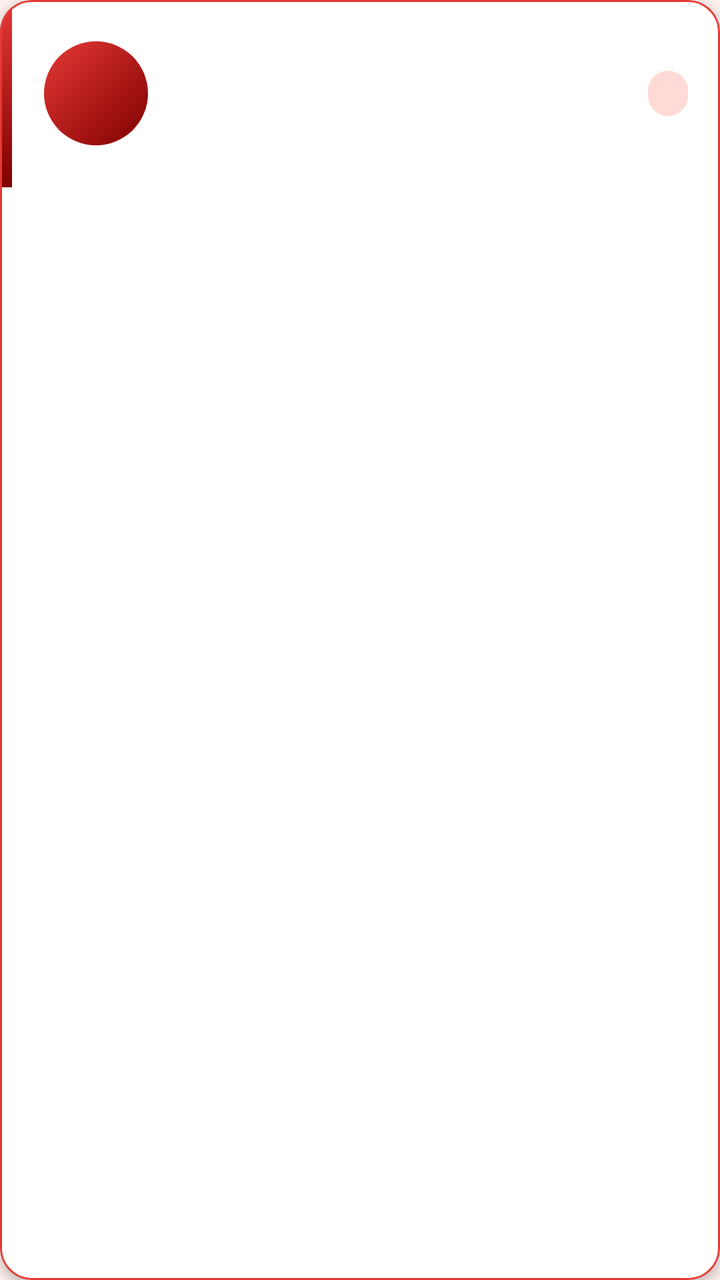
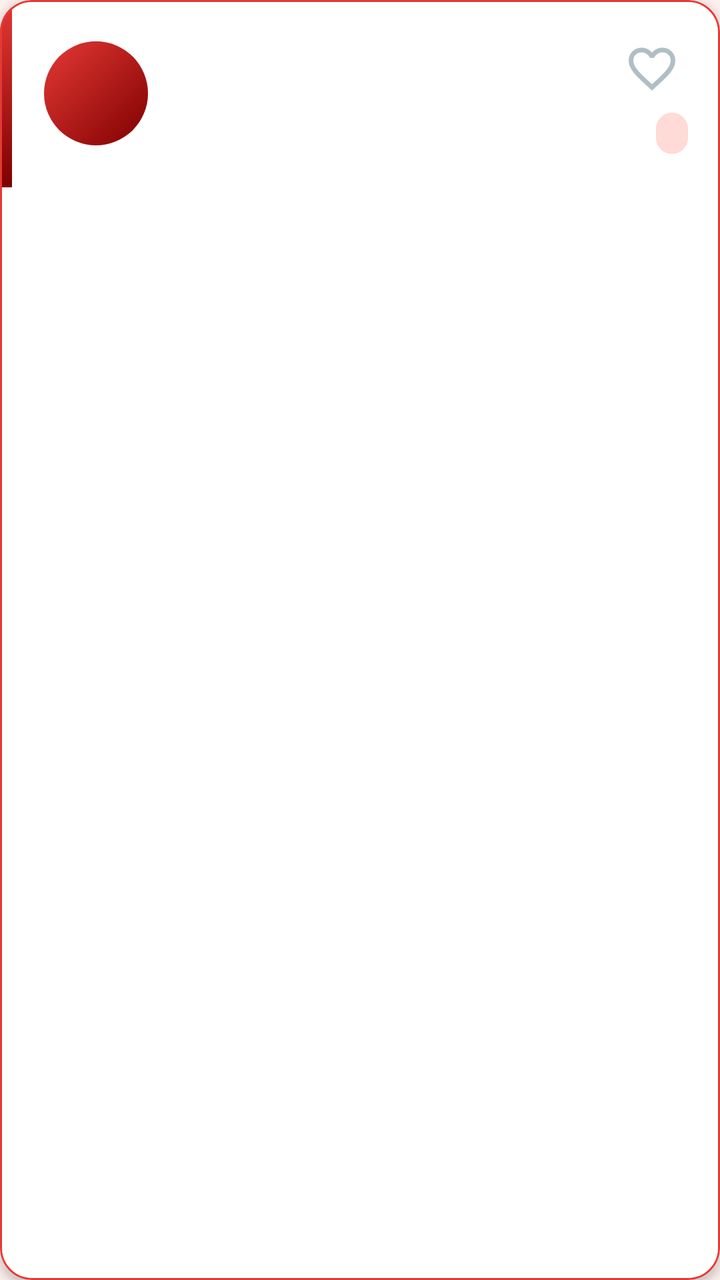

The first picture is an Android layout as it rendered before a commit; the second is the same layout after the commit. The layout source and the unified diff follow.
<!-- AndroidManifest.xml: application theme Theme.Practica_API -->
<!-- res/layout/item_character.xml -->
<?xml version="1.0" encoding="utf-8"?>
<com.google.android.material.card.MaterialCardView xmlns:android="http://schemas.android.com/apk/res/android"
    xmlns:app="http://schemas.android.com/apk/res-auto"
    android:layout_width="match_parent"
    android:layout_height="wrap_content"
    android:layout_marginHorizontal="12dp"
    android:layout_marginVertical="6dp"
    android:clickable="true"
    android:focusable="true"
    app:cardBackgroundColor="@color/white"
    app:cardCornerRadius="16dp"
    app:cardElevation="3dp"
    app:strokeColor="@color/red_light"
    app:strokeWidth="1dp">

    <LinearLayout
        android:layout_width="match_parent"
        android:layout_height="wrap_content"
        android:orientation="horizontal">

        <View
            android:layout_width="6dp"
            android:layout_height="match_parent"
            android:background="@drawable/bg_stripe" />

        <LinearLayout
            android:layout_width="0dp"
            android:layout_height="wrap_content"
            android:layout_weight="1"
            android:gravity="center_vertical"
            android:orientation="horizontal"
            android:padding="16dp">

            <FrameLayout
                android:layout_width="52dp"
                android:layout_height="52dp">

                <TextView
                    android:id="@+id/avatar"
                    android:layout_width="match_parent"
                    android:layout_height="match_parent"
                    android:background="@drawable/bg_avatar"
                    android:gravity="center"
                    android:textColor="@color/white"
                    android:textSize="22sp"
                    android:textStyle="bold" />

                <ImageView
                    android:id="@+id/fruitImage"
                    android:layout_width="match_parent"
                    android:layout_height="match_parent"
                    android:background="@drawable/bg_fruit_circle"
                    android:contentDescription="@null"
                    android:padding="7dp"
                    android:scaleType="fitCenter"
                    android:visibility="gone" />
            </FrameLayout>

            <LinearLayout
                android:layout_width="0dp"
                android:layout_height="wrap_content"
                android:layout_marginStart="14dp"
                android:layout_weight="1"
                android:orientation="vertical">

                <TextView
                    android:id="@+id/nameText"
                    android:layout_width="match_parent"
                    android:layout_height="wrap_content"
                    android:ellipsize="end"
                    android:maxLines="1"
                    android:textAppearance="?attr/textAppearanceTitleMedium"
                    android:textColor="@color/red_dark"
                    android:textStyle="bold" />

                <TextView
                    android:id="@+id/subtitleText"
                    android:layout_width="match_parent"
                    android:layout_height="wrap_content"
                    android:ellipsize="end"
                    android:maxLines="1"
                    android:textAppearance="?attr/textAppearanceBodyMedium"
                    android:textColor="@color/text_secondary" />

                <TextView
                    android:id="@+id/bountyText"
                    android:layout_width="match_parent"
                    android:layout_height="wrap_content"
                    android:layout_marginTop="2dp"
                    android:textAppearance="?attr/textAppearanceLabelLarge"
                    android:textColor="@color/red_primary" />
            </LinearLayout>

            <TextView
                android:id="@+id/statusText"
                android:layout_width="wrap_content"
                android:layout_height="wrap_content"
                android:layout_marginStart="8dp"
                android:background="@drawable/bg_chip"
                android:paddingHorizontal="10dp"
                android:paddingVertical="4dp"
                android:textAppearance="?attr/textAppearanceLabelSmall"
                android:textColor="@color/red_on_container" />
        </LinearLayout>
    </LinearLayout>
</com.google.android.material.card.MaterialCardView>
<!-- resources referenced by this layout -->
<resources>
  <color name="red_dark">#7F0000</color>
  <color name="red_light">#E53935</color>
  <color name="red_on_container">#410002</color>
  <color name="red_primary">#B71C1C</color>
  <color name="text_secondary">#6B5352</color>
  <color name="white">#FFFFFFFF</color>
  <!-- drawable bg_avatar (drawable) -->
  <?xml version="1.0" encoding="utf-8"?>
  <shape xmlns:android="http://schemas.android.com/apk/res/android" android:shape="oval">
      <gradient
          android:angle="135"
          android:endColor="@color/red_light"
          android:startColor="@color/red_dark" />
  </shape>
  <!-- drawable bg_chip (drawable) -->
  <?xml version="1.0" encoding="utf-8"?>
  <shape xmlns:android="http://schemas.android.com/apk/res/android" android:shape="rectangle">
      <solid android:color="@color/red_container" />
      <corners android:radius="12dp" />
  </shape>
  <!-- drawable bg_fruit_circle (drawable) -->
  <?xml version="1.0" encoding="utf-8"?>
  <shape xmlns:android="http://schemas.android.com/apk/res/android" android:shape="oval">
      <solid android:color="@color/white" />
      <stroke android:width="2dp" android:color="@color/red_light" />
  </shape>
  <!-- drawable bg_stripe (drawable) -->
  <?xml version="1.0" encoding="utf-8"?>
  <shape xmlns:android="http://schemas.android.com/apk/res/android" android:shape="rectangle">
      <gradient
          android:angle="270"
          android:endColor="@color/red_dark"
          android:startColor="@color/red_light" />
  </shape>
  <style name="Theme.Practica_API" parent="Theme.Material3.Light.NoActionBar">
          <item name="colorPrimary">@color/red_primary</item>
          <item name="colorOnPrimary">@color/white</item>
          <item name="colorPrimaryContainer">@color/red_container</item>
          <item name="colorOnPrimaryContainer">@color/red_on_container</item>
          <item name="colorSecondary">@color/orange_accent</item>
          <item name="colorOnSecondary">@color/white</item>
          <item name="colorSecondaryContainer">@color/red_container</item>
          <item name="colorOnSecondaryContainer">@color/red_on_container</item>
          <item name="colorTertiary">@color/gold</item>
          <item name="android:colorBackground">@color/cream</item>
          <item name="colorSurface">@color/cream</item>
          <item name="colorOutline">@color/red_light</item>
          <item name="colorSurfaceContainer">@color/white</item>
          <item name="colorOnSurface">@color/text_primary</item>
          <item name="colorOnSurfaceVariant">@color/text_secondary</item>
          <item name="android:windowLightStatusBar">false</item>
      </style>
  <color name="red_container">#FFDAD6</color>
  <color name="orange_accent">#E65100</color>
  <color name="gold">#FFB300</color>
  <color name="cream">#FFF1EE</color>
  <color name="text_primary">#2B1B1A</color>
</resources>

<!-- the commit's change to res/layout/item_character.xml (unified diff, before → after) -->
@@ -91,16 +91,33 @@
                     android:textColor="@color/red_primary" />
             </LinearLayout>
 
-            <TextView
-                android:id="@+id/statusText"
+            <LinearLayout
                 android:layout_width="wrap_content"
                 android:layout_height="wrap_content"
-                android:layout_marginStart="8dp"
-                android:background="@drawable/bg_chip"
-                android:paddingHorizontal="10dp"
-                android:paddingVertical="4dp"
-                android:textAppearance="?attr/textAppearanceLabelSmall"
-                android:textColor="@color/red_on_container" />
+                android:gravity="end"
+                android:orientation="vertical">
+
+                <ImageButton
+                    android:id="@+id/btnFavorite"
+                    android:layout_width="36dp"
+                    android:layout_height="36dp"
+                    android:background="?attr/selectableItemBackgroundBorderless"
+                    android:contentDescription="Favorito"
+                    android:padding="4dp"
+                    android:scaleType="fitCenter"
+                    android:src="@drawable/ic_favorite_border" />
+
+                <TextView
+                    android:id="@+id/statusText"
+                    android:layout_width="wrap_content"
+                    android:layout_height="wrap_content"
+                    android:layout_marginTop="4dp"
+                    android:background="@drawable/bg_chip"
+                    android:paddingHorizontal="8dp"
+                    android:paddingVertical="3dp"
+                    android:textAppearance="?attr/textAppearanceLabelSmall"
+                    android:textColor="@color/red_on_container" />
+            </LinearLayout>
         </LinearLayout>
     </LinearLayout>
 </com.google.android.material.card.MaterialCardView>
<!-- resource entries referenced after the edit -->
@@ -34,6 +34,16 @@
           android:endColor="@color/red_dark"
           android:startColor="@color/red_light" />
   </shape>
+  <!-- drawable ic_favorite_border (drawable) -->
+  <vector xmlns:android="http://schemas.android.com/apk/res/android"
+      android:width="24dp"
+      android:height="24dp"
+      android:viewportWidth="24"
+      android:viewportHeight="24">
+    <path
+        android:fillColor="#B0BEC5"
+        android:pathData="M16.5,3c-1.74,0 -3.41,0.81 -4.5,2.09C10.91,3.81 9.24,3 7.5,3 4.42,3 2,5.42 2,8.5c0,3.78 3.4,6.86 8.55,11.54L12,21.35l1.45,-1.32C18.6,15.36 22,12.28 22,8.5 22,5.42 19.58,3 16.5,3zM12.1,18.55l-0.1,0.1 -0.1,-0.1C7.14,14.24 4,11.39 4,8.5 4,6.5 5.5,5 7.5,5c1.54,0 3.04,0.99 3.57,2.36h1.87C13.46,5.99 14.96,5 16.5,5c2,0 3.5,1.5 3.5,3.5 0,2.89 -3.14,5.74 -7.9,10.05z"/>
+  </vector>
   <style name="Theme.Practica_API" parent="Theme.Material3.Light.NoActionBar">
           <item name="colorPrimary">@color/red_primary</item>
           <item name="colorOnPrimary">@color/white</item>
